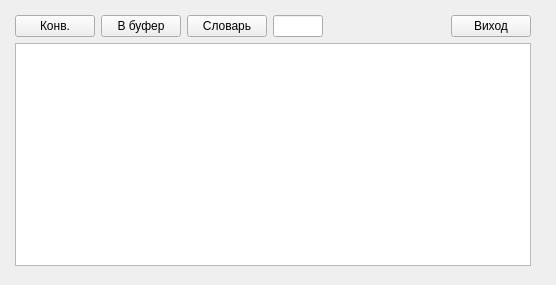
The window that mainwindow.ui (SBTASM/unitext) describes before a commit, drawn with Qt 5.
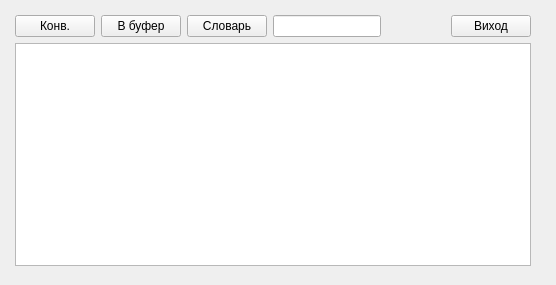
The same window after the commit.

Patch:
```diff
--- a/mainwindow.ui
+++ b/mainwindow.ui
@@ -60,10 +60,16 @@
         </widget>
        </item>
        <item>
-        <widget class="QLineEdit" name="depthBtn">
+        <widget class="QLineEdit" name="depthEdt">
+         <property name="sizePolicy">
+          <sizepolicy hsizetype="Expanding" vsizetype="Fixed">
+           <horstretch>0</horstretch>
+           <verstretch>0</verstretch>
+          </sizepolicy>
+         </property>
          <property name="maximumSize">
           <size>
-           <width>50</width>
+           <width>16777215</width>
            <height>16777215</height>
           </size>
          </property>
```
